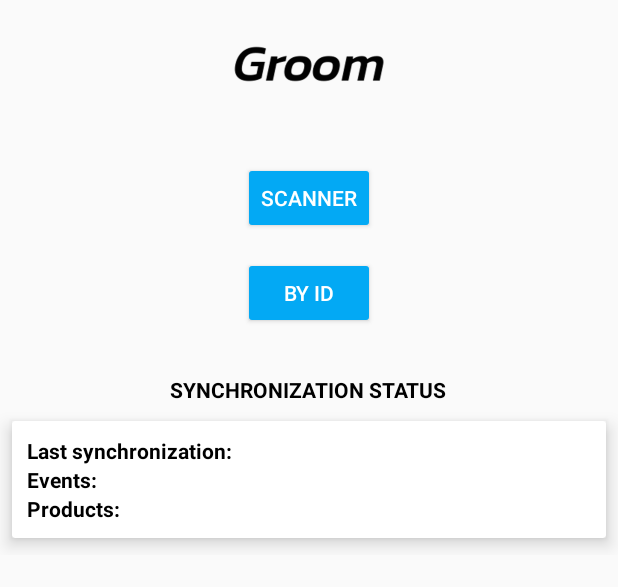
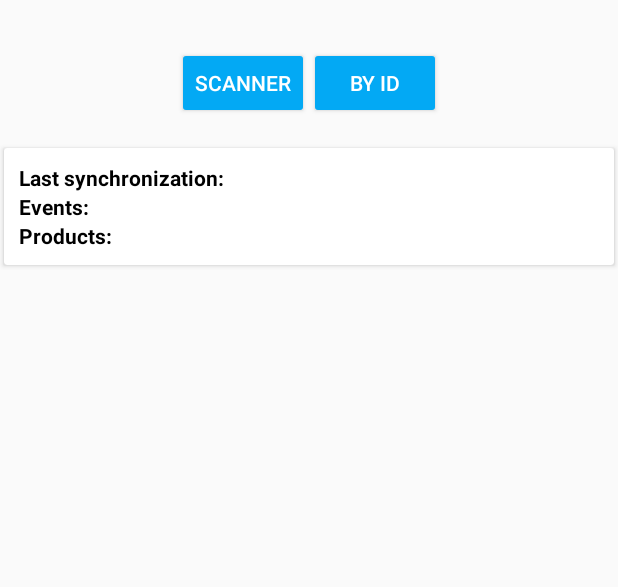
Before and after one commit to Fifoxy/groom-android, an Android app: the layout content_main.xml on its own in the app's theme, with its tools: preview values and no code run, on a phone screen of 412 x 824 dp. Shown: the top 587 px of the screen. Run offline under Robolectric (Android 15) with nearby library versions, the phone set to English and light mode, and no system bars.

Commit message:
main content layout

```diff
--- a/app/src/main/res/layout/content_main.xml
+++ b/app/src/main/res/layout/content_main.xml
@@ -18,51 +18,36 @@
             android:orientation="vertical"
             android:id="@+id/linearLayout">
 
-        <ImageView
-            android:layout_width="wrap_content"
+
+        <LinearLayout
+            android:layout_width="match_parent"
             android:layout_height="wrap_content"
-            android:id="@+id/logo"
-            android:src="@drawable/groom"
-            android:tint="@color/textColor"
-            android:layout_gravity="center"
-            android:layout_marginBottom="25dp"/>
-
+            android:orientation="horizontal"
+            android:layout_marginTop="15dp"
+            android:layout_marginBottom="15dp"
+            android:gravity="center">
 
             <Button
                 android:layout_width="wrap_content"
                 android:layout_height="wrap_content"
                 android:text="@string/scanner"
                 android:id="@+id/scanner_button"
-            android:theme="@style/MyButton"
-            android:layout_marginTop="15dp"
-            android:layout_marginBottom="15dp"
-            android:layout_gravity="center" />
-
+                android:theme="@style/MyButton" />
 
             <Button
                 android:layout_width="wrap_content"
                 android:layout_height="wrap_content"
                 android:text="@string/by_id"
                 android:id="@+id/byid_button"
-            android:theme="@style/MyButton"
-            android:layout_marginBottom="15dp"
-            android:layout_gravity="center" />
+                android:theme="@style/MyButton" />
 
-        <TextView
-            android:layout_width="wrap_content"
-            android:layout_height="wrap_content"
-            android:textStyle="bold"
-            android:textAllCaps="true"
-            android:text="@string/sync_status"
-            android:layout_gravity="center"
-            android:layout_marginTop="15dp" />
+        </LinearLayout>
 
         <android.support.v7.widget.CardView
                 android:layout_width="match_parent"
                 android:layout_height="wrap_content"
                 card_view:cardBackgroundColor="@color/cardViewbg"
                 android:id="@+id/product_information"
-                card_view:cardElevation="7dp"
                 card_view:cardUseCompatPadding="true">
 
             <LinearLayout
```
Lines whose indentation alone changed are shown as unchanged.
